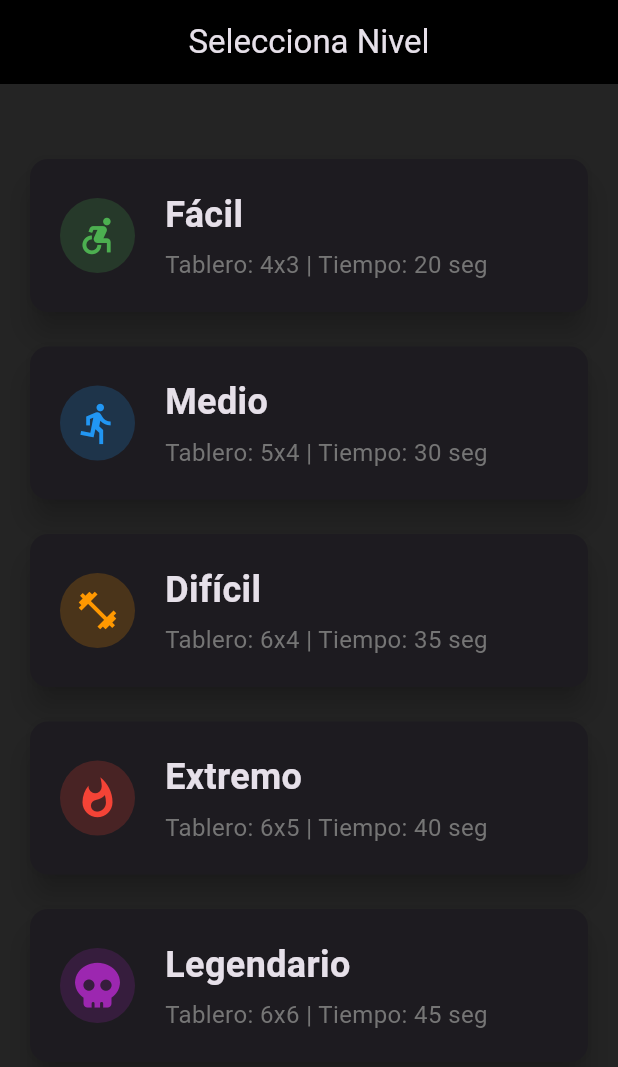
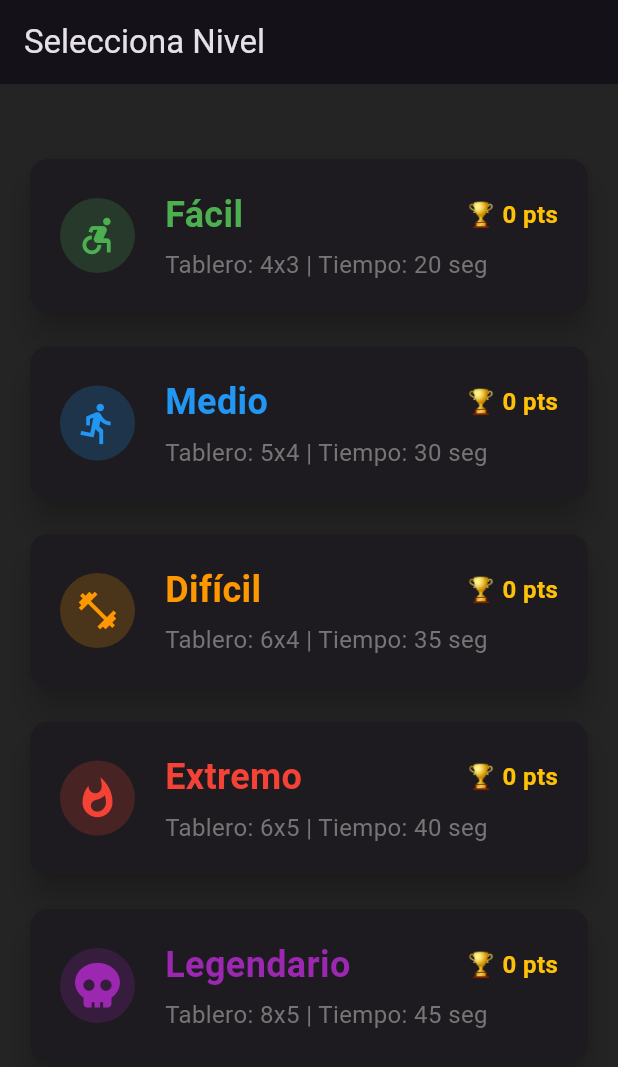
Before and after one commit to JJCD17/Color-Link, a Flutter app: the screen it shows after launch, on a phone screen of 412 x 824 dp. Shown: the top 1067 px of the screen. Run offline on Flutter 3.47's test engine with Material 3 defaults, Android fonts, the phone set to English and light mode, and no system bars; our stand-ins replace circular_countdown_timer, font_awesome_flutter, shared_preferences.

Commit message:
Se actualizan datos de niveles, asi como mostrar el record del nivel en el menu

```diff
--- a/lib/screens/menu.dart
+++ b/lib/screens/menu.dart
@@ -1,11 +1,16 @@
 import 'package:flutter/material.dart';
+import 'package:font_awesome_flutter/font_awesome_flutter.dart';
 import '../widgets/game_board.dart';
-import 'package:font_awesome_flutter/font_awesome_flutter.dart';
+import '../models/game_stats_storage.dart';
 
-class MenuScreen extends StatelessWidget {
+class MenuScreen extends StatefulWidget {
   const MenuScreen({super.key});
 
-  // Datos de los niveles
+  @override
+  State<MenuScreen> createState() => _MenuScreenState();
+}
+
+class _MenuScreenState extends State<MenuScreen> {
   final List<Map<String, dynamic>> levels = const [
     {
       'name': 'Fácil',
@@ -45,8 +50,8 @@ class MenuScreen extends StatelessWidget {
     },
     {
       'name': 'Legendario',
-      'rows': 6,
-      'cols': 6,
+      'rows': 8,
+      'cols': 5,
       'time': 45,
       'level': 5,
       'color': Colors.purple,
@@ -54,13 +59,35 @@ class MenuScreen extends StatelessWidget {
     },
   ];
 
+  Map<int, int> records = {};
+
+  @override
+  void initState() {
+    super.initState();
+    _loadRecords();
+  }
+
+  Future<void> _loadRecords() async {
+    final storage = GameStatsStorage();
+    final Map<int, int> loadedRecords = {};
+
+    for (var level in levels) {
+      int levelNumber = level['level'];
+      int record = await storage.getRecordForLevel(levelNumber);
+      loadedRecords[levelNumber] = record;
+    }
+
+    setState(() {
+      records = loadedRecords;
+    });
+  }
+
   @override
   Widget build(BuildContext context) {
     return Scaffold(
       appBar: AppBar(
+        automaticallyImplyLeading: false,
         title: const Text('Selecciona Nivel'),
-        backgroundColor: Colors.black,
-        centerTitle: true,
         elevation: 0,
       ),
       body: Padding(
@@ -74,8 +101,12 @@ class MenuScreen extends StatelessWidget {
                 separatorBuilder: (_, __) => const SizedBox(height: 15),
                 itemBuilder: (context, index) {
                   final level = levels[index];
+                  final levelNumber = level['level'];
+                  final record = records[levelNumber] ?? 0;
+
                   return _LevelCard(
                     level: level,
+                    record: record,
                     onPressed: () => navigateToGame(context, level),
                   );
                 },
@@ -90,9 +121,14 @@ class MenuScreen extends StatelessWidget {
 
 class _LevelCard extends StatelessWidget {
   final Map<String, dynamic> level;
+  final int record;
   final VoidCallback onPressed;
 
-  const _LevelCard({required this.level, required this.onPressed});
+  const _LevelCard({
+    required this.level,
+    required this.record,
+    required this.onPressed,
+  });
 
   @override
   Widget build(BuildContext context) {
@@ -116,21 +152,46 @@ class _LevelCard extends StatelessWidget {
               ),
               const SizedBox(width: 20),
               Expanded(
+                child: Row(
+                  crossAxisAlignment: CrossAxisAlignment.start,
+                  children: [
+                    Expanded(
                       child: Column(
                         crossAxisAlignment: CrossAxisAlignment.start,
                         children: [
+                          Row(
+                            mainAxisAlignment: MainAxisAlignment.spaceBetween,
+                            children: [
                               Text(
+                                // Nivel
                                 level['name'],
+                                style: TextStyle(
+                                  fontSize: 24,
+                                  fontWeight: FontWeight.bold,
+                                  color: level['color'],
+                                ),
+                              ),
+                              Text(
+                                // Record
+                                '🏆 $record pts',
                                 style: const TextStyle(
-                        fontSize: 24,
+                                  fontSize: 16,
+                                  color: Colors.amber,
                                   fontWeight: FontWeight.bold,
                                 ),
                               ),
+                            ],
+                          ),
                           const SizedBox(height: 5),
                           Text(
+                            //Detalles del nivel
                             'Tablero: ${level['rows']}x${level['cols']} | '
                             'Tiempo: ${level['time']} seg',
-                      style: TextStyle(fontSize: 16, color: Colors.grey[600]),
+                            style: TextStyle(
+                                fontSize: 16, color: Colors.grey[600]),
+                          ),
+                        ],
+                      ),
                     ),
                   ],
                 ),
```
Lines whose indentation alone changed are shown as unchanged.
